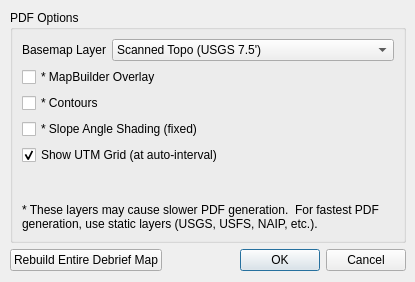
First picture: the form in debriefOptionsDialog.ui, repository ncssar/plans_console, before the edit.
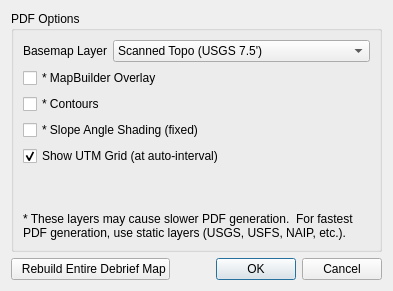
Second picture: the form after the edit. Icons and pictures are not drawn.

```diff
--- a/debriefOptionsDialog.ui
+++ b/debriefOptionsDialog.ui
@@ -13,15 +13,11 @@
   <property name="windowTitle">
    <string>Debrief Options</string>
   </property>
-  <widget class="QWidget" name="verticalLayoutWidget">
-   <property name="geometry">
-    <rect>
-     <x>10</x>
-     <y>10</y>
-     <width>396</width>
-     <height>261</height>
-    </rect>
+  <layout class="QVBoxLayout" name="topLayout">
+   <property name="sizeConstraint">
+    <enum>QLayout::SetFixedSize</enum>
    </property>
+   <item>
    <layout class="QVBoxLayout" name="verticalLayout_2">
     <item>
      <widget class="QGroupBox" name="groupBox">
@@ -152,7 +148,7 @@
       <item>
        <widget class="QPushButton" name="rebuildAllButton">
         <property name="text">
-         <string>Rebuild Entire Debrief Map</string>
+          <string>  Rebuild Entire Debrief Map</string>
         </property>
         <property name="icon">
          <iconset resource="plans_console.qrc">
@@ -186,7 +182,8 @@
      </layout>
     </item>
    </layout>
-  </widget>
+   </item>
+  </layout>
  </widget>
  <resources>
   <include location="plans_console.qrc"/>
```
Left out of the diff: 2 changed lines with no effect on the pictures. Lines whose indentation alone changed are shown as unchanged.
